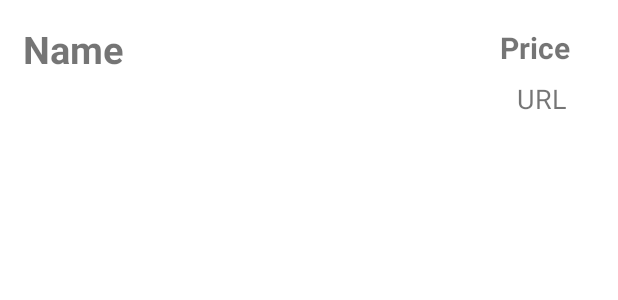
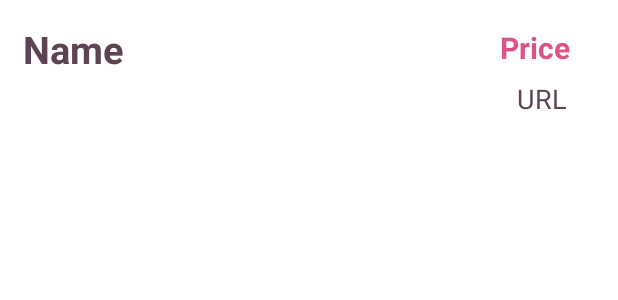
Before and after one commit to sophtsai/Wishlist, an Android app: the layout wishlist_item.xml on its own in the app's theme, with its tools: preview values and no code run, on a phone screen of 412 x 824 dp. Shown: the top 300 px of the screen. Run offline under Robolectric (Android 15) with nearby library versions, the phone set to English and light mode, and no system bars.

Commit message:
Change Theme

```diff
--- a/app/src/main/java/com/codepath/wishlist/MainActivity.kt
+++ b/app/src/main/java/com/codepath/wishlist/MainActivity.kt
@@ -28,7 +28,6 @@ class MainActivity : AppCompatActivity() {
         // Create adapter passing in the list of emails
         val adapter = WishlistAdapter(items)
 
-
         button.setOnClickListener {
             if (name.text.toString().isNotEmpty() && price.text.toString().isNotEmpty() && url.text.toString().isNotEmpty()) {
                 val newItem = Wishlist(name.text.toString(), price.text.toString().toFloat(), url.text.toString())
--- a/app/src/main/res/layout/activity_main.xml
+++ b/app/src/main/res/layout/activity_main.xml
@@ -4,6 +4,7 @@
     xmlns:tools="http://schemas.android.com/tools"
     android:layout_width="match_parent"
     android:layout_height="match_parent"
+    android:background="@color/pink"
     tools:context=".MainActivity">
 
     <androidx.recyclerview.widget.RecyclerView
--- a/app/src/main/res/layout/wishlist_item.xml
+++ b/app/src/main/res/layout/wishlist_item.xml
@@ -12,6 +12,7 @@
         android:padding="5dp"
         android:textSize="25sp"
         android:textStyle="bold"
+        android:textColor="@color/eggplant"
         app:layout_constraintStart_toStartOf="parent"
         app:layout_constraintTop_toTopOf="parent"
         tools:text="Name" />
@@ -24,6 +25,7 @@
         android:layout_marginTop="8dp"
         android:textStyle="bold"
         android:textSize="20sp"
+        android:textColor="@color/rose"
         android:textAlignment="viewEnd"
         app:layout_constraintStart_toEndOf="@+id/nameTv"
         app:layout_constraintStart_toStartOf="parent"
@@ -37,6 +39,7 @@
         android:layout_marginStart="72dp"
         android:layout_marginTop="8dp"
         android:textSize="18sp"
+        android:textColor="@color/eggplant"
         android:textAlignment="viewEnd"
         app:layout_constraintStart_toStartOf="parent"
         app:layout_constraintTop_toBottomOf="@+id/priceTv"
--- a/app/src/main/res/values/colors.xml
+++ b/app/src/main/res/values/colors.xml
@@ -7,4 +7,9 @@
     <color name="teal_700">#FF018786</color>
     <color name="black">#FF000000</color>
     <color name="white">#FFFFFFFF</color>
+    <color name="smitten">#BE3E82</color>
+    <color name="rose">#DC538A</color>
+    <color name="pink">#DFBBB1</color>
+    <color name="cerise">#E43F6F</color>
+    <color name="eggplant">#5E4352</color>
 </resources>
--- a/app/src/main/res/values/themes.xml
+++ b/app/src/main/res/values/themes.xml
@@ -2,8 +2,8 @@
     <!-- Base application theme. -->
     <style name="Theme.Wishlist" parent="Theme.MaterialComponents.DayNight.DarkActionBar">
         <!-- Primary brand color. -->
-        <item name="colorPrimary">@color/purple_500</item>
-        <item name="colorPrimaryVariant">@color/purple_700</item>
+        <item name="colorPrimary">@color/smitten</item>
+        <item name="colorPrimaryVariant">@color/cerise</item>
         <item name="colorOnPrimary">@color/white</item>
         <!-- Secondary brand color. -->
         <item name="colorSecondary">@color/teal_200</item>
```
